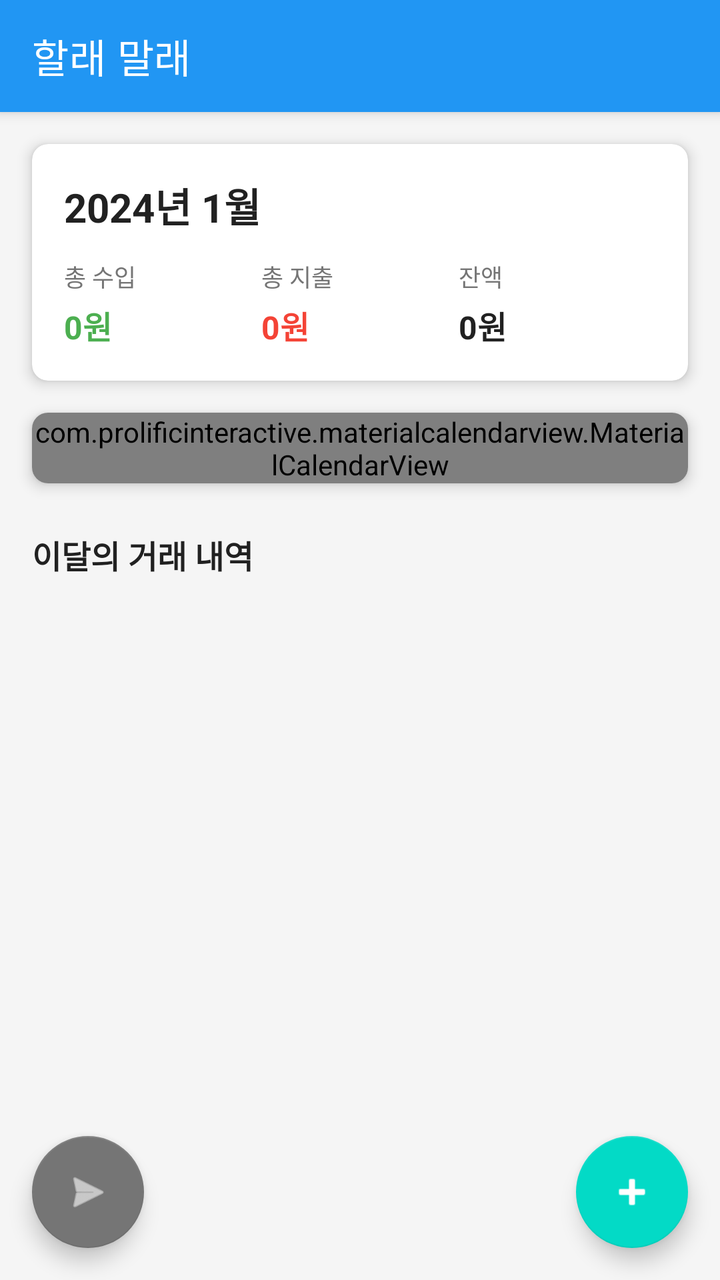
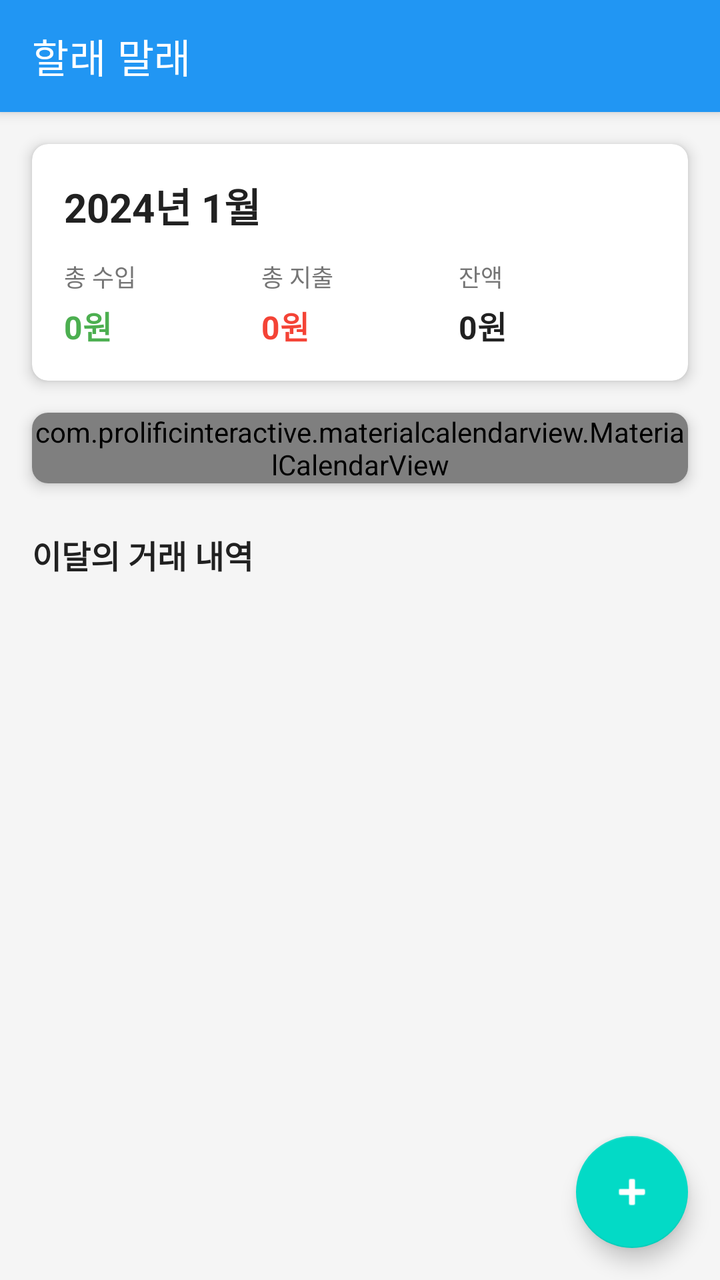

An Android layout rendered at two revisions. The XML below is the earlier revision; the diff shows what the commit changed to produce the second picture.
<!-- AndroidManifest.xml: activity theme Theme.FinanceTracker.NoActionBar -->
<!-- res/layout/activity_main.xml -->
<?xml version="1.0" encoding="utf-8"?>
<androidx.coordinatorlayout.widget.CoordinatorLayout
    xmlns:android="http://schemas.android.com/apk/res/android"
    xmlns:app="http://schemas.android.com/apk/res-auto"
    android:layout_width="match_parent"
    android:layout_height="match_parent"
    android:background="@color/background">

    <com.google.android.material.appbar.AppBarLayout
        android:id="@+id/appBarLayout"
        android:layout_width="match_parent"
        android:layout_height="wrap_content"
        android:background="@color/primary"
        app:elevation="4dp">

        <androidx.appcompat.widget.Toolbar
            android:id="@+id/toolbar"
            android:layout_width="match_parent"
            android:layout_height="?attr/actionBarSize"
            app:title="@string/app_name"
            app:titleTextColor="@color/white"
            app:popupTheme="@style/ThemeOverlay.AppCompat.Light" />

    </com.google.android.material.appbar.AppBarLayout>

    <androidx.core.widget.NestedScrollView
        android:layout_width="match_parent"
        android:layout_height="match_parent"
        app:layout_behavior="@string/appbar_scrolling_view_behavior">

        <LinearLayout
            android:layout_width="match_parent"
            android:layout_height="wrap_content"
            android:orientation="vertical">

            
            <androidx.cardview.widget.CardView
                android:layout_width="match_parent"
                android:layout_height="wrap_content"
                android:layout_margin="16dp"
                app:cardCornerRadius="8dp"
                app:cardElevation="4dp">

                <LinearLayout
                    android:layout_width="match_parent"
                    android:layout_height="wrap_content"
                    android:orientation="vertical"
                    android:padding="16dp">

                    <TextView
                        android:id="@+id/monthYearText"
                        android:layout_width="wrap_content"
                        android:layout_height="wrap_content"
                        android:text="2024년 1월"
                        android:textSize="20sp"
                        android:textStyle="bold"
                        android:textColor="@color/text_primary"/>

                    <LinearLayout
                        android:layout_width="match_parent"
                        android:layout_height="wrap_content"
                        android:orientation="horizontal"
                        android:layout_marginTop="12dp">

                        <LinearLayout
                            android:layout_width="0dp"
                            android:layout_height="wrap_content"
                            android:layout_weight="1"
                            android:orientation="vertical">

                            <TextView
                                android:layout_width="wrap_content"
                                android:layout_height="wrap_content"
                                android:text="@string/total_income"
                                android:textSize="12sp"
                                android:textColor="@color/text_secondary"/>

                            <TextView
                                android:id="@+id/totalIncomeText"
                                android:layout_width="wrap_content"
                                android:layout_height="wrap_content"
                                android:text="0원"
                                android:textSize="16sp"
                                android:textStyle="bold"
                                android:textColor="@color/income_color"
                                android:layout_marginTop="4dp"/>
                        </LinearLayout>

                        <LinearLayout
                            android:layout_width="0dp"
                            android:layout_height="wrap_content"
                            android:layout_weight="1"
                            android:orientation="vertical">

                            <TextView
                                android:layout_width="wrap_content"
                                android:layout_height="wrap_content"
                                android:text="@string/total_expense"
                                android:textSize="12sp"
                                android:textColor="@color/text_secondary"/>

                            <TextView
                                android:id="@+id/totalExpenseText"
                                android:layout_width="wrap_content"
                                android:layout_height="wrap_content"
                                android:text="0원"
                                android:textSize="16sp"
                                android:textStyle="bold"
                                android:textColor="@color/expense_color"
                                android:layout_marginTop="4dp"/>
                        </LinearLayout>

                        <LinearLayout
                            android:layout_width="0dp"
                            android:layout_height="wrap_content"
                            android:layout_weight="1"
                            android:orientation="vertical">

                            <TextView
                                android:layout_width="wrap_content"
                                android:layout_height="wrap_content"
                                android:text="@string/balance"
                                android:textSize="12sp"
                                android:textColor="@color/text_secondary"/>

                            <TextView
                                android:id="@+id/balanceText"
                                android:layout_width="wrap_content"
                                android:layout_height="wrap_content"
                                android:text="0원"
                                android:textSize="16sp"
                                android:textStyle="bold"
                                android:textColor="@color/text_primary"
                                android:layout_marginTop="4dp"/>
                        </LinearLayout>
                    </LinearLayout>
                </LinearLayout>
            </androidx.cardview.widget.CardView>

            
            <androidx.cardview.widget.CardView
                android:layout_width="match_parent"
                android:layout_height="wrap_content"
                android:layout_marginStart="16dp"
                android:layout_marginEnd="16dp"
                android:layout_marginBottom="8dp"
                app:cardCornerRadius="8dp"
                app:cardElevation="4dp">

                <com.prolificinteractive.materialcalendarview.MaterialCalendarView
                    android:id="@+id/calendarView"
                    android:layout_width="match_parent"
                    android:layout_height="wrap_content"
                    app:mcv_showOtherDates="all"
                    app:mcv_selectionColor="@color/primary"/>
            </androidx.cardview.widget.CardView>

            
            <TextView
                android:id="@+id/monthlyTransactionsHeader"
                android:layout_width="wrap_content"
                android:layout_height="wrap_content"
                android:text="이달의 거래 내역"
                android:textSize="16sp"
                android:textStyle="bold"
                android:textColor="@color/text_primary"
                android:layout_marginStart="16dp"
                android:layout_marginTop="16dp"
                android:layout_marginBottom="8dp"/>

            <androidx.recyclerview.widget.RecyclerView
                android:id="@+id/recentTransactionsRecyclerView"
                android:layout_width="match_parent"
                android:layout_height="wrap_content"
                android:layout_marginStart="16dp"
                android:layout_marginEnd="16dp"
                android:layout_marginBottom="80dp"
                android:nestedScrollingEnabled="false"/>

        </LinearLayout>

    </androidx.core.widget.NestedScrollView>

    
    <com.google.android.material.floatingactionbutton.FloatingActionButton
        android:id="@+id/fabTest"
        android:layout_width="wrap_content"
        android:layout_height="wrap_content"
        android:layout_gravity="bottom|start"
        android:layout_margin="16dp"
        android:src="@android:drawable/ic_menu_send"
        android:contentDescription="테스트 알림"
        app:backgroundTint="@color/text_secondary"
        app:tint="@color/white"/>

    
    <com.google.android.material.floatingactionbutton.FloatingActionButton
        android:id="@+id/fabAddTransaction"
        android:layout_width="wrap_content"
        android:layout_height="wrap_content"
        android:layout_gravity="bottom|end"
        android:layout_margin="16dp"
        android:src="@android:drawable/ic_input_add"
        android:contentDescription="@string/add_transaction"
        app:tint="@color/white"/>

</androidx.coordinatorlayout.widget.CoordinatorLayout>
<!-- resources referenced by this layout -->
<resources>
  <color name="background">#F5F5F5</color>
  <color name="expense_color">#F44336</color>
  <color name="income_color">#4CAF50</color>
  <color name="primary">#2196F3</color>
  <color name="text_primary">#212121</color>
  <color name="text_secondary">#757575</color>
  <color name="white">#FFFFFFFF</color>
  <string name="add_transaction">거래 추가</string>
  <string name="app_name">할래 말래</string>
  <string name="balance">잔액</string>
  <string name="total_expense">총 지출</string>
  <string name="total_income">총 수입</string>
  <style name="Theme.FinanceTracker.NoActionBar">
          <item name="windowActionBar">false</item>
          <item name="windowNoTitle">true</item>
      </style>
</resources>

<!-- the commit's change to res/layout/activity_main.xml (unified diff, before → after) -->
@@ -183,18 +183,6 @@
 
     
     <com.google.android.material.floatingactionbutton.FloatingActionButton
-        android:id="@+id/fabTest"
-        android:layout_width="wrap_content"
-        android:layout_height="wrap_content"
-        android:layout_gravity="bottom|start"
-        android:layout_margin="16dp"
-        android:src="@android:drawable/ic_menu_send"
-        android:contentDescription="테스트 알림"
-        app:backgroundTint="@color/text_secondary"
-        app:tint="@color/white"/>
-
-    
-    <com.google.android.material.floatingactionbutton.FloatingActionButton
         android:id="@+id/fabAddTransaction"
         android:layout_width="wrap_content"
         android:layout_height="wrap_content"
